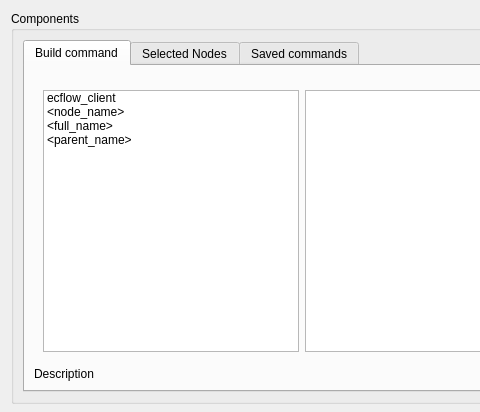
Old version of the form Viewer/src/CommandDesignerWidget.ui in the repository ecmwf/ecflow; both pictures show x 0 to 480 and y 0 to 412 of the 940 by 579 pixel window.
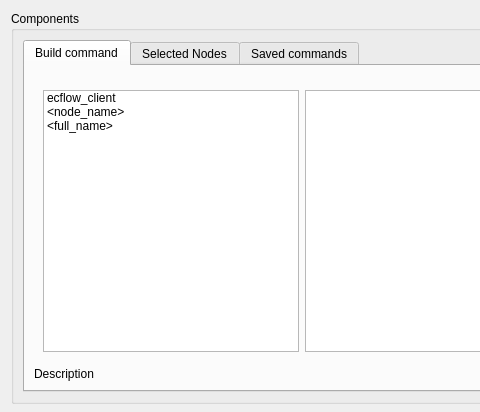
New version of the form. Custom widgets are drawn as their Qt base class.

Commit message: ecFlowUI: temporarily disable Saved Commands tab in Custom commands editor; remove parent_name from pre-defined list [ECFLOW-544]

```diff
--- a/Viewer/src/CommandDesignerWidget.ui
+++ b/Viewer/src/CommandDesignerWidget.ui
@@ -70,11 +70,6 @@
                    <string>&lt;full_name&gt;</string>
                   </property>
                  </item>
-                 <item>
-                  <property name="text">
-                   <string>&lt;parent_name&gt;</string>
-                  </property>
-                 </item>
                 </widget>
                </item>
                <item>
```
The commit also changes 1 other file.
